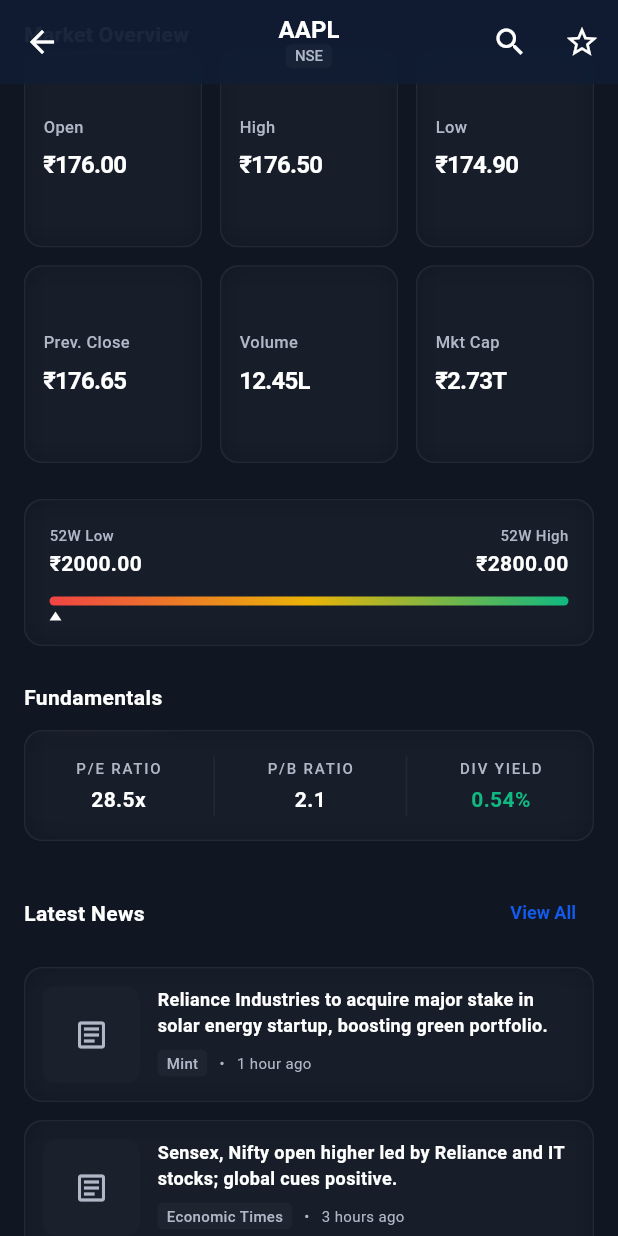
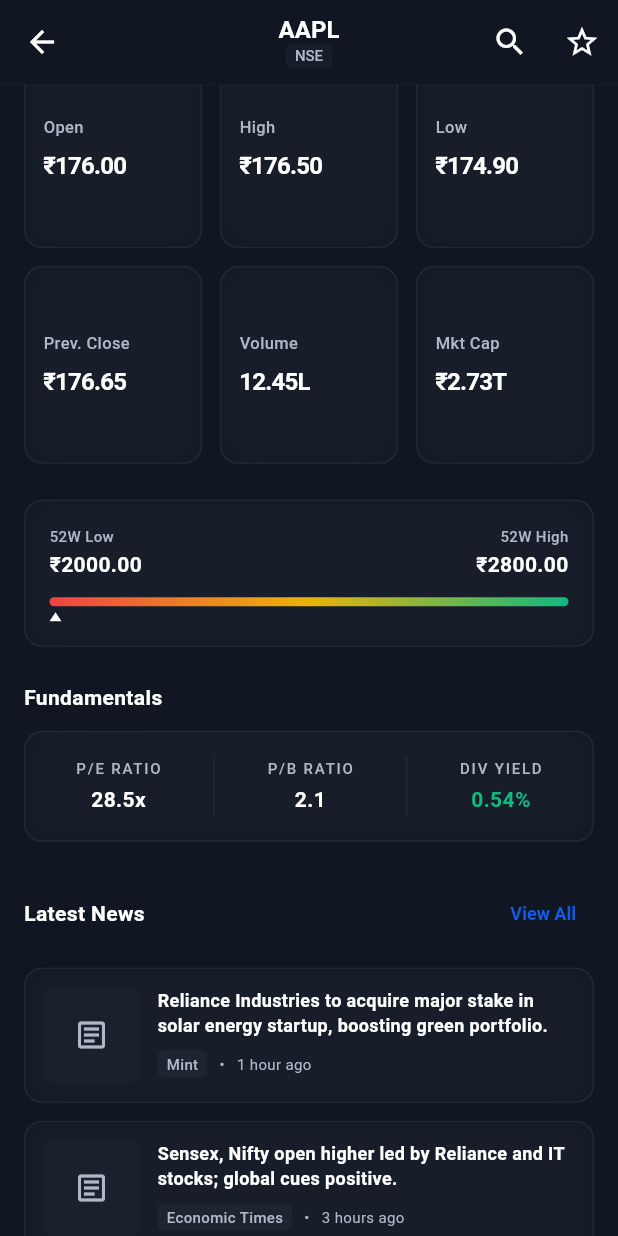
Before and after one commit to SheetalAlbiorix/ShockTrade, a Flutter app: the StockDetailScreen screen opened by its route, scrolled down 576 dp, on a phone screen of 412 x 824 dp. Run offline on Flutter 3.47's test engine with Material 3 defaults, Android fonts, the phone set to English and light mode, and no system bars; our stand-ins replace dio, flutter_riverpod, freezed_annotation, get_it, go_router.

Commit message:
fix: prevent scroll content from showing behind app bar in stock detail screen
- Changed SliverAppBar background from semi-transparent to fully opaque
- Added Clip.hardEdge to CustomScrollView to prevent content overflow
- Added explicit toolbarHeight for proper app bar sizing
- Replaced flexibleSpace with PreferredSize bottom border for visual separation
- Removed Material 3 surface tint and shadow effects for cleaner appearance

This ensures the app bar maintains a solid background when scrolling through stock details.

```diff
--- a/lib/features/stock_detail/presentation/stock_detail_screen.dart
+++ b/lib/features/stock_detail/presentation/stock_detail_screen.dart
@@ -31,12 +31,24 @@
     return Scaffold(
       backgroundColor: AppColors.darkBackground,
       body: CustomScrollView(
+        clipBehavior: Clip.hardEdge,
         slivers: [
           // Header
           SliverAppBar(
             pinned: true,
-            backgroundColor: AppColors.darkBackground.withOpacity(0.95),
+            backgroundColor: AppColors.darkBackground,
             elevation: 0,
+            surfaceTintColor: Colors.transparent,
+            shadowColor: Colors.transparent,
+            forceElevated: false,
+            toolbarHeight: kToolbarHeight,
+            bottom: PreferredSize(
+              preferredSize: const Size.fromHeight(0.5),
+              child: Container(
+                color: AppColors.glassBorder,
+                height: 0.5,
+              ),
+            ),
             leading: IconButton(
               icon: const Icon(Icons.arrow_back,
                   color: AppColors.darkTextPrimary),
```
